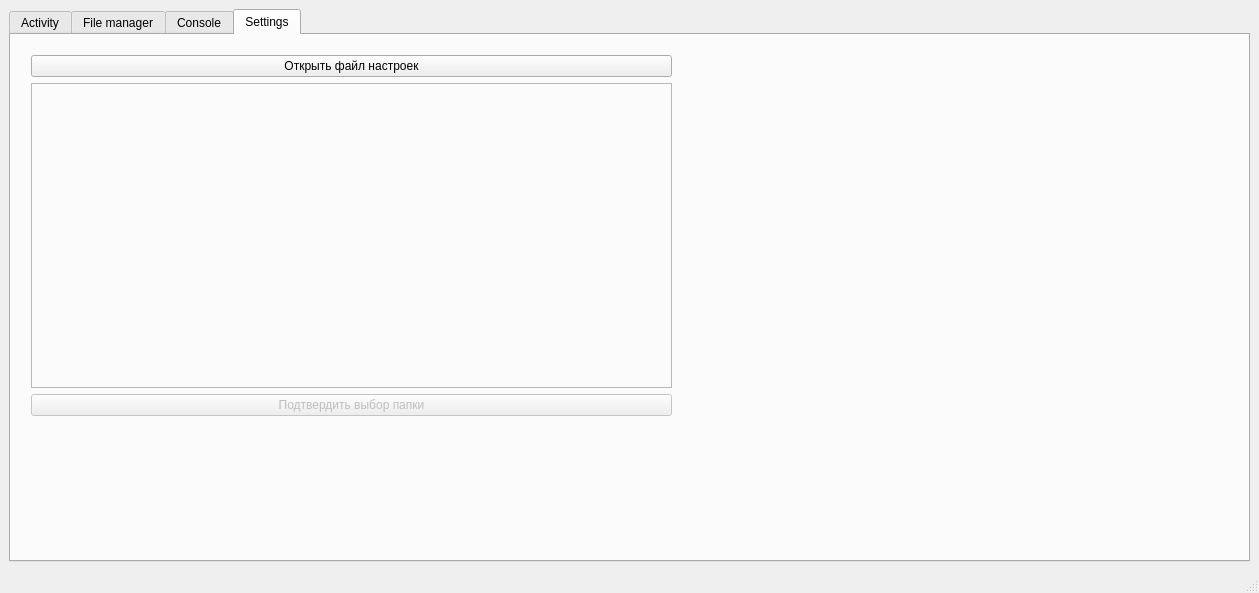
Above: practiceServer/mainwindow.ui from Kurt-Hiuz/pPractice before the change. Below: the same form after it.
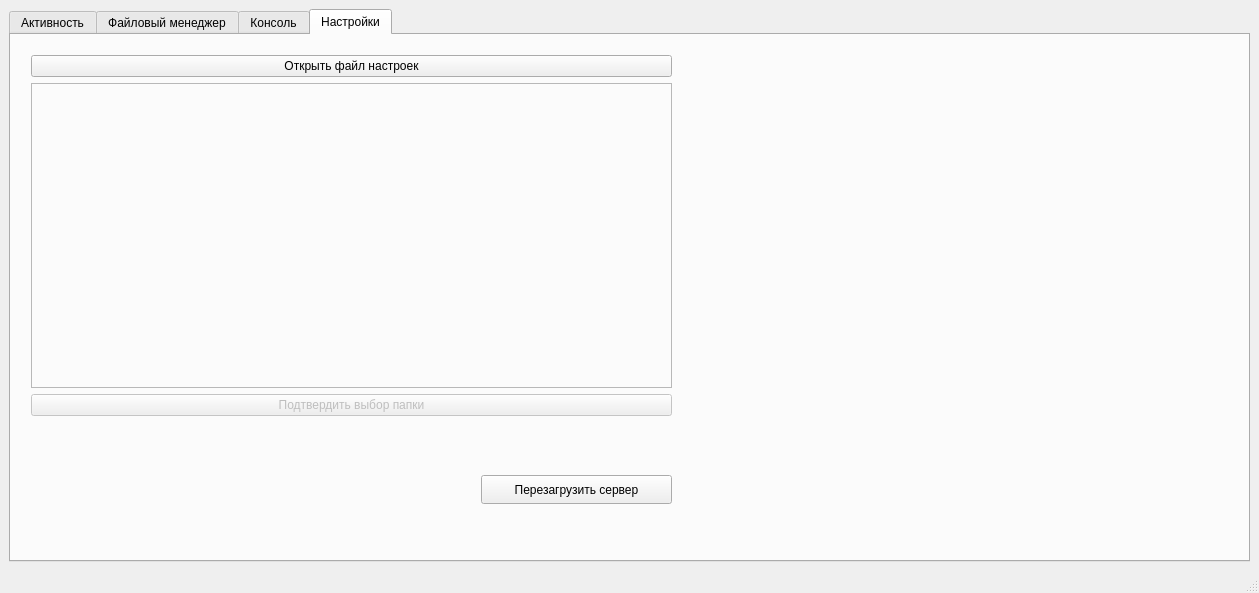
That is the form after the change.

Commit message: Перевод на русский + кнопка перезапуска сервера

Diff of the .ui file:
```diff
--- a/practiceServer/mainwindow.ui
+++ b/practiceServer/mainwindow.ui
@@ -25,7 +25,7 @@
       </property>
       <widget class="QWidget" name="activityTab">
        <attribute name="title">
-        <string>Activity</string>
+        <string>Активность</string>
        </attribute>
        <layout class="QGridLayout" name="gridLayout_2">
         <item row="0" column="0">
@@ -56,7 +56,7 @@
       </widget>
       <widget class="QWidget" name="fileManagerTab">
        <attribute name="title">
-        <string>File manager</string>
+        <string>Файловый менеджер</string>
        </attribute>
        <widget class="QFrame" name="frame">
         <property name="geometry">
@@ -77,7 +77,7 @@
       </widget>
       <widget class="QWidget" name="consoleTab">
        <attribute name="title">
-        <string>Console</string>
+        <string>Консоль</string>
        </attribute>
        <layout class="QHBoxLayout" name="horizontalLayout">
         <item>
@@ -91,7 +91,7 @@
       </widget>
       <widget class="QWidget" name="settingsTab">
        <attribute name="title">
-        <string>Settings</string>
+        <string>Настройки</string>
        </attribute>
        <widget class="QWidget" name="layoutWidget">
         <property name="geometry">
@@ -132,6 +132,19 @@
          </item>
         </layout>
        </widget>
+       <widget class="QPushButton" name="restartServerPushButton">
+        <property name="geometry">
+         <rect>
+          <x>470</x>
+          <y>440</y>
+          <width>191</width>
+          <height>29</height>
+         </rect>
+        </property>
+        <property name="text">
+         <string>Перезагрузить сервер</string>
+        </property>
+       </widget>
       </widget>
      </widget>
     </item>
```
Left out of the diff: 4 changed lines with no effect on the pictures.
